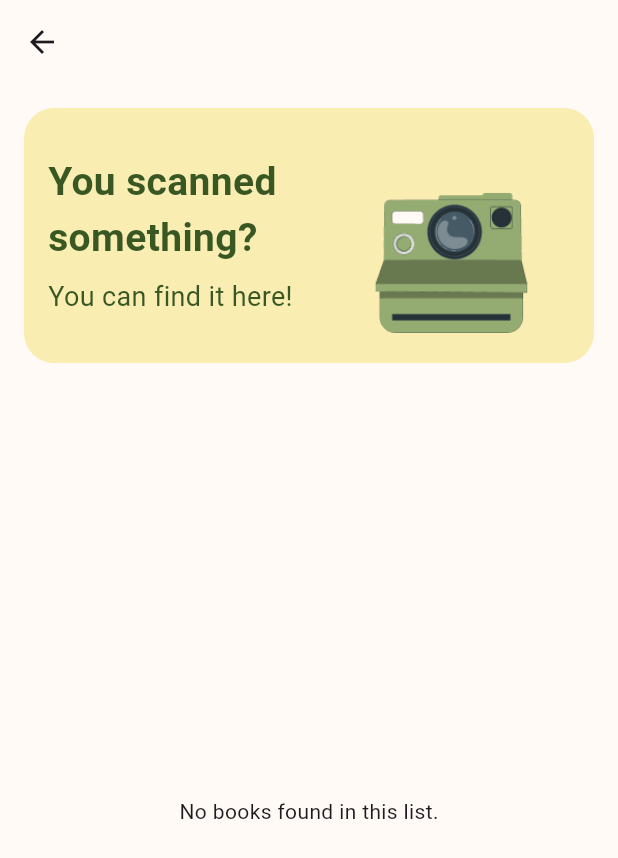
After one commit to EllieNtasio/readally-android, a Flutter app: the ARBooksPage screen opened directly, on a phone screen of 412 x 824 dp. The commit adds this screen. Shown: the top 858 px of the screen. Run offline on Flutter 3.47's test engine with Material 3 defaults, Android fonts, the phone set to English and light mode, and no system bars; our stand-ins replace cloud_firestore, firebase_auth, firebase_core; accounts and stored records are empty.

Commit message:
ar pages

```diff
--- a/lib/authentication/signin.dart
+++ b/lib/authentication/signin.dart
@@ -50,6 +50,8 @@ class _SignInPageState extends State<SignInPage> {
       );
     } on FirebaseAuthException catch (e) {
       String message = 'Wrong Email or Password.Please try again.';
+
+
 
 
 
--- a/lib/bookspage.dart
+++ b/lib/bookspage.dart
@@ -3,6 +3,7 @@ import 'package:readally/components/card.dart';
 import 'package:readally/database.dart';
 import 'package:readally/components/drawer.dart';
 import 'package:readally/components/full_books_list.dart';
+import 'package:readally/secpages/arbooks.dart';
 
 class BooksPage extends StatelessWidget {
   final DatabaseService databaseService = DatabaseService();
@@ -29,7 +30,10 @@ class BooksPage extends StatelessWidget {
           IconButton(
             icon: const Icon(Icons.camera_alt),
             onPressed: () {
-              print('Camera icon pressed');
+              Navigator.push(
+                context,
+                MaterialPageRoute(builder: (context) => const ARBooksPage()),
+              );
             },
           ),
         ],
@@ -96,10 +100,16 @@ class BooksPage extends StatelessWidget {
                 if (snapshot.hasData && snapshot.data!.isNotEmpty) {
                   final lists = snapshot.data!;
 
+                  // Filter out the list with the name 'arbooks'
+                  final filteredLists = lists.where((list) {
+                    // Only include lists that don't have the name 'arbooks'
+                    return list['listname'] != 'arbooks';
+                  }).toList();
+
                   return ListView.builder(
-                    itemCount: lists.length,
+                    itemCount: filteredLists.length,
                     itemBuilder: (context, index) {
-                      final list = lists[index];
+                      final list = filteredLists[index];
                       final listName = list['listname'];
                       final bookRefs = list['books'];
 
--- a/lib/database.dart
+++ b/lib/database.dart
@@ -48,7 +48,6 @@ class DatabaseService {
       }).toList();
     });
   }
-
 
   // Stream to fetch lists in real-time from 'lists' collection
   Stream<List<Map<String, dynamic>>> getListsStream() {
@@ -169,4 +168,18 @@ class DatabaseService {
       print('Error deleting book from collection: $e');
     }
   }
+
+  // Stream to get books from a specific list ID by book references
+  Stream<List<Map<String, dynamic>>> getBooksStreamByListId(String listId) {
+    return _db.collection('lists')
+        .doc(listId)  // Get the specific list by ID
+        .snapshots()
+        .asyncMap((snapshot) async {
+      // Fetch book references from the 'books' field of the list document
+      final bookRefs = snapshot.data()?['books'] ?? [];
+
+      // Now get books for these references
+      return await getBooksByReferences(bookRefs);
+    });
+  }
 }
--- /dev/null
+++ b/lib/secpages/arbooks.dart
@@ -0,0 +1,211 @@
+import 'package:flutter/material.dart';
+import 'package:readally/database.dart'; // Make sure your database service is correctly imported
+
+class ARBooksPage extends StatelessWidget {
+  const ARBooksPage({super.key});
+
+  @override
+  Widget build(BuildContext context) {
+    final DatabaseService databaseService = DatabaseService();
+
+    return Scaffold(
+      appBar: AppBar(
+        title: const Text(''),
+        backgroundColor: const Color(0xffFFFAF5),
+      ),
+      backgroundColor: const Color(0xffFFFAF5),
+      body: Column(
+        children: [
+          Padding(
+            padding: const EdgeInsets.all(16.0),
+            child: Container(
+              decoration: BoxDecoration(
+                color: const Color(0xFFF9EDB2),
+                borderRadius: BorderRadius.circular(20.0),
+              ),
+              padding: const EdgeInsets.symmetric(vertical: 20.0, horizontal: 16.0),
+              child: Row(
+                mainAxisAlignment: MainAxisAlignment.spaceBetween,
+                children: [
+                  Expanded(
+                    child: Column(
+                      crossAxisAlignment: CrossAxisAlignment.start,
+                      children: const [
+                        Text(
+                          'You scanned something?',
+                          style: TextStyle(
+                            fontSize: 26,
+                            fontWeight: FontWeight.bold,
+                            color: Color(0xff385723),
+                          ),
+                          maxLines: 2,  // Limit to 2 lines
+                          overflow: TextOverflow.ellipsis,  // Handle overflow
+                        ),
+                        SizedBox(height: 8),
+                        Text(
+                          'You can find it here!',
+                          style: TextStyle(
+                            fontSize: 18,
+                            fontWeight: FontWeight.normal,
+                            color: Color(0xff385723),
+                          ),
+                        ),
+                      ],
+                    ),
+                  ),
+                  Image.asset(
+                    'assets/images/pana.png',
+                    width: 160,
+                    height: 130,
+                    fit: BoxFit.fitHeight,
+                  ),
+                ],
+              ),
+            ),
+          ),
+          // Fetch and display the list with the ID 'F57etWoaNdSGYQ3RmTAo'
+          Expanded(
+            child: StreamBuilder<List<Map<String, dynamic>>>(
+              stream: databaseService.getBooksStreamByListId('F57etWoaNdSGYQ3RmTAo'),
+              builder: (context, snapshot) {
+                if (snapshot.connectionState == ConnectionState.waiting) {
+                  return const Center(child: CircularProgressIndicator());
+                }
+
+                if (snapshot.hasError) {
+                  return Center(child: Text('Error: ${snapshot.error}'));
+                }
+
+                if (snapshot.hasData) {
+                  final books = snapshot.data!;
+
+                  if (books.isEmpty) {
+                    return const Center(child: Text('No books found in this list.'));
+                  }
+
+                  return BooksListSection(
+                    title: 'Add to your lists',
+                    books: books,
+                    databaseService: databaseService,
+                    backgroundColor: const Color(0xffFFFAF5),
+                  );
+                }
+
+                return const Center(child: Text('List not found!'));
+              },
+            ),
+          ),
+        ],
+      ),
+    );
+  }
+}
+
+class BooksListSection extends StatelessWidget {
+  final String title;
+  final List<Map<String, dynamic>> books;
+  final DatabaseService databaseService;
+  final Color backgroundColor;
+
+  const BooksListSection({
+    required this.title,
+    required this.books,
+    required this.databaseService,
+    required this.backgroundColor,
+  });
+
+  @override
+  Widget build(BuildContext context) {
+    return Container(
+      color: backgroundColor,
+      padding: const EdgeInsets.symmetric(vertical: 10.0),
+      child: Column(
+        crossAxisAlignment: CrossAxisAlignment.start,
+        children: [
+          Padding(
+            padding: const EdgeInsets.symmetric(horizontal: 10.0),
+            child: Column(
+              crossAxisAlignment: CrossAxisAlignment.start,
+              children: [
+                Text(
+                  title,
+                  style: const TextStyle(
+                    fontSize: 24,
+                    fontWeight: FontWeight.bold,
+                    color: Color(0xff001910),
+                  ),
+                ),
+                const SizedBox(height: 4),
+                Container(
+                  height: 2,
+                  width: 230,
+                  color: const Color(0xFF385723),
+                ),
+              ],
+            ),
+          ),
+          const SizedBox(height: 12),
+          // Make this a vertical list instead of horizontal
+          Expanded(
+            child: ListView.builder(
+              itemCount: books.length,
+              itemBuilder: (context, index) {
+                final book = books[index];
+                final coverUrl = book['cover'];  // Assuming you have a field 'cover' in your book data
+                final title = book['title']; // Assuming you have a field 'title' in your book data
+                final author = book['author']; // Assuming you have a field 'author' in your book data
+
+                return Padding(
+                  padding: const EdgeInsets.symmetric(vertical: 8.0, horizontal: 16.0),
+                  child: Row(
+                    children: [
+                      // Book cover image
+                      ClipRRect(
+                        borderRadius: BorderRadius.circular(12.0),
+                        child: Image.network(
+                          coverUrl,
+                          width: 100,
+                          height: 150,
+                          fit: BoxFit.cover,
+                          errorBuilder: (context, error, stackTrace) {
+                            return const Icon(Icons.error);
+                          },
+                        ),
+                      ),
+                      const SizedBox(width: 16),
+                      // Book title and author next to the cover
+                      Expanded(
+                        child: Column(
+                          crossAxisAlignment: CrossAxisAlignment.start,
+                          children: [
+                            Text(
+                              title,
+                              style: const TextStyle(
+                                fontSize: 18,
+                                fontWeight: FontWeight.bold,
+                                color: Color(0xff001910),
+                              ),
+                            ),
+                            const SizedBox(height: 8),
+                            Text(
+                              author,
+                              style: const TextStyle(
+                                fontSize: 16,
+                                fontWeight: FontWeight.normal,
+                                color: Color(0xff385723),
+                              ),
+                            ),
+                          ],
+                        ),
+                      ),
+                    ],
+                  ),
+                );
+              },
+            ),
+          ),
+        ],
+      ),
+    );
+  }
+}
--- a/lib/secpages/ratepage.dart
+++ b/lib/secpages/ratepage.dart
@@ -49,7 +49,6 @@ class RatePage extends StatelessWidget {
           ),
           Expanded(
             child: StreamBuilder<List<Map<String, dynamic>>>(
-
               stream: databaseService.getListsStream(),
               builder: (context, snapshot) {
                 if (snapshot.connectionState == ConnectionState.waiting) {
@@ -62,8 +61,9 @@ class RatePage extends StatelessWidget {
 
                 if (snapshot.hasData && snapshot.data!.isNotEmpty) {
                   final lists = snapshot.data!.where((list) {
-
-                    return list['books'] != null && (list['books'] as List).isNotEmpty;
+                    return list['books'] != null &&
+                        (list['books'] as List).isNotEmpty &&
+                        list['listname'] != 'arbooks'; // Exclude the 'arbooks' list
                   }).toList();
 
                   if (lists.isEmpty) {
@@ -133,7 +133,6 @@ class RateListSection extends StatelessWidget {
           SizedBox(
             height: 160,
             child: StreamBuilder<List<Map<String, dynamic>>>(
-
               stream: databaseService.getBooksStream(bookRefs),
               builder: (context, snapshot) {
                 if (snapshot.connectionState == ConnectionState.waiting) {
@@ -164,7 +163,6 @@ class RateListSection extends StatelessWidget {
                             borderRadius: BorderRadius.circular(12.0),
                             child: GestureDetector(
                               onTap: () {
-
                                 _showRatingDialog(context, book, databaseService);
                               },
                               child: Column(
@@ -245,17 +243,13 @@ class RateListSection extends StatelessWidget {
                 if (newRating.isNotEmpty) {
                   final double parsedRating = double.tryParse(newRating) ?? 0.0;
 
-
                   databaseService.updateBookRating(book['id'], parsedRating.toString());
-
 
                   Navigator.of(context).pop();
                 }
               },
-
               child: Text('Update Rating',style: TextStyle(color: Colors.green)),
             ),
-
             TextButton(
               onPressed: () {
                 Navigator.of(context).pop(); // Close the dialog
@@ -272,7 +266,6 @@ class RateListSection extends StatelessWidget {
 class DatabaseService {
   final FirebaseFirestore _db = FirebaseFirestore.instance;
 
-
   Stream<List<Map<String, dynamic>>> getBooksStream(List<dynamic> bookRefs) {
     return _db.collection('books')
         .where(FieldPath.documentId, whereIn: bookRefs)
@@ -286,7 +279,6 @@ class DatabaseService {
       };
     }).toList());
   }
-
 
   Stream<List<Map<String, dynamic>>> getListsStream() {
     return _db.collection('lists')
--- a/lib/secpages/search.dart
+++ b/lib/secpages/search.dart
@@ -48,6 +48,9 @@ class _SearchScreenState extends State<SearchScreen> {
         'name': doc['listname'],
       };
     }).toList();
+
+    // Exclude the 'arbooks' list
+    availableLists = availableLists.where((list) => list['name'] != 'arbooks').toList();
 
     showDialog(
       context: context,
```
Also changed, not shown: lib/secpages/newlist.dart (+8 -1 lines), pubspec.yaml (+7 -0 lines), assets/images/pana.png (added), lib/main.dart (line endings or trailing spaces), pubspec.lock, 8 other files.
